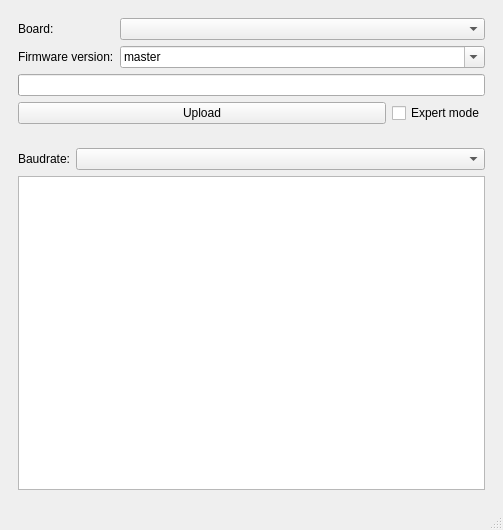
Qt form gui/mainwindow.ui (opendata-stuttgart/airrohr-firmware-flasher) before a commit.
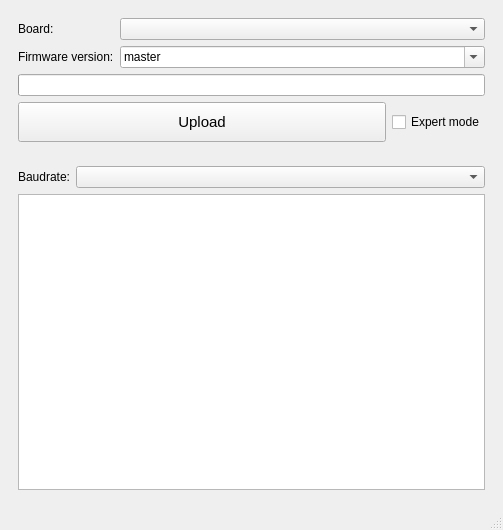
The same form after that commit. Icons and pictures are not drawn.

Diff of the .ui file:
```diff
--- a/gui/mainwindow.ui
+++ b/gui/mainwindow.ui
@@ -93,6 +93,14 @@
              <verstretch>0</verstretch>
             </sizepolicy>
            </property>
+           <property name="font">
+            <font>
+             <pointsize>11</pointsize>
+            </font>
+           </property>
+           <property name="styleSheet">
+            <string notr="true">padding:10px</string>
+           </property>
            <property name="text">
             <string>Upload</string>
            </property>
```
